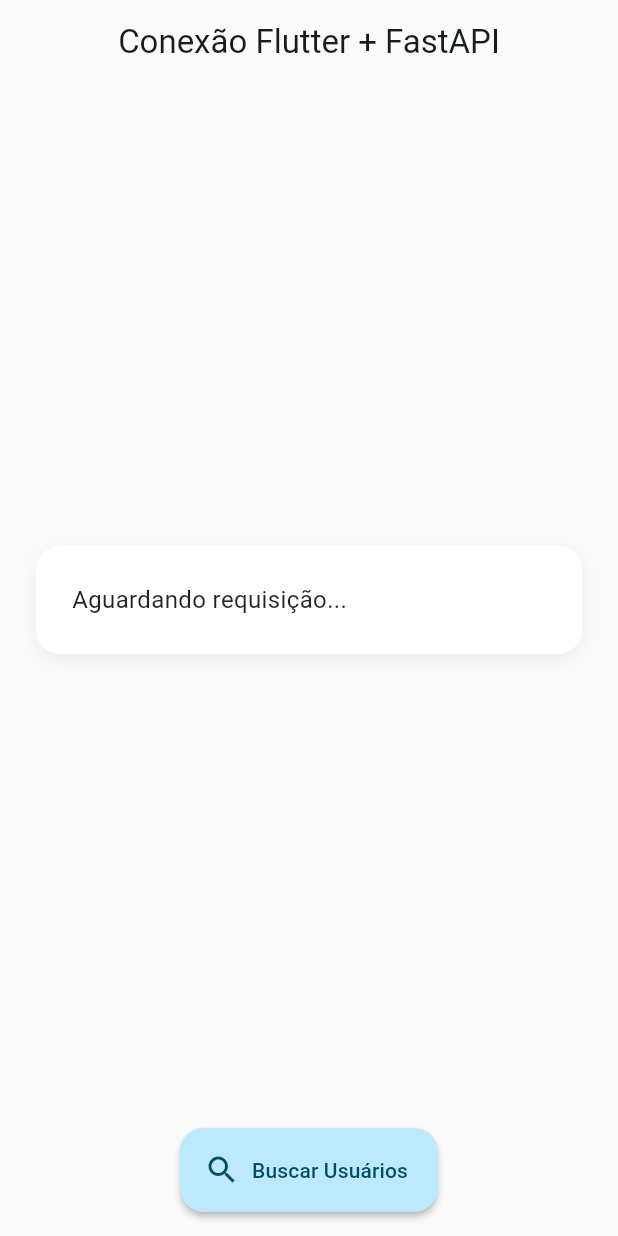
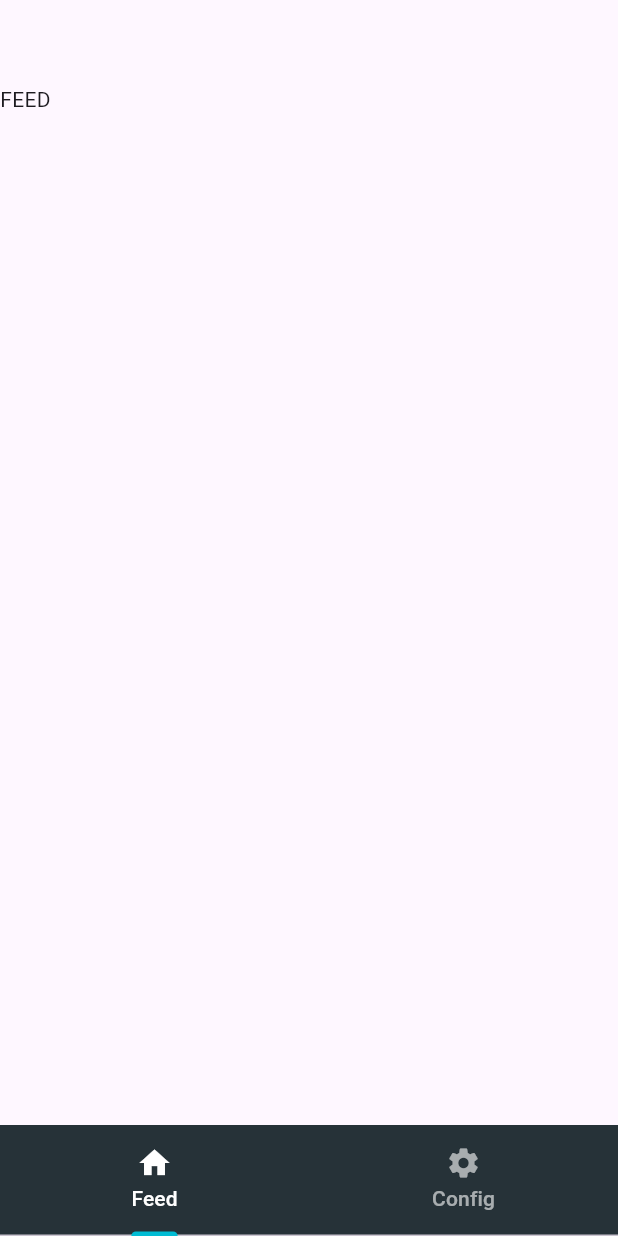
Before and after one commit to belcms/MC656-Troca-de-livros, a Flutter app: the screen it shows after launch, on a phone screen of 412 x 824 dp. Run offline on Flutter 3.47's test engine with Material 3 defaults, Android fonts, the phone set to English and light mode, and no system bars; missing offline and left inert: dart:ffi.

Commit message:
adiciona tabbar na main

```diff
--- a/frontend/lib/feed/announcement_card.dart
+++ b/frontend/lib/feed/announcement_card.dart
@@ -1,7 +1,6 @@
 import 'dart:ffi';
 import 'package:flutter/material.dart';
 
-//ver como receber as infos do post para exibir no card
 
 class AnnouncementCard extends StatelessWidget {
   final String title;
--- /dev/null
+++ b/frontend/lib/feed/feed_view.dart
@@ -0,0 +1,10 @@
+import 'package:flutter/material.dart';
+
+class FeedView extends StatelessWidget {
+  const FeedView({super.key});
+
+  @override
+  Widget build(BuildContext context) {
+    return Text("FEED");
+  }
+}
--- a/frontend/lib/main.dart
+++ b/frontend/lib/main.dart
@@ -1,7 +1,5 @@
 import 'package:flutter/material.dart';
-import 'package:http/http.dart' as http;
-import 'dart:convert';
-import 'services/user_service.dart';
+import 'feed/feed_view.dart';
 
 void main() {
   runApp(const MyApp());
@@ -12,118 +10,57 @@
 
   @override
   Widget build(BuildContext context) {
-    return MaterialApp(
-      title: 'Teste FastAPI',
-      theme: ThemeData(
-        colorScheme: ColorScheme.fromSeed(seedColor: Colors.blueGrey),
-        useMaterial3: true,
-      ),
-      home: const MyHomePage(title: 'Conexão Flutter + FastAPI'),
+    return const MaterialApp(
+      debugShowCheckedModeBanner: false,
+      home: TelaPrincipal(),
     );
   }
 }
 
-class MyHomePage extends StatefulWidget {
-  const MyHomePage({super.key, required this.title});
-  final String title;
-
-  @override
-  State<MyHomePage> createState() => _MyHomePageState();
-}
-
-class _MyHomePageState extends State<MyHomePage> {
-  String _mensagem = 'Aguardando requisição...';
-  bool _carregando = false;
-
-  Future<void> _buscarUsuarios() async {
-    setState(() {
-      _carregando = true;
-      _mensagem = 'Buscando usuários no banco...';
-    });
-
-    // A tela não sabe o que é HTTP ou IP, ela só pede os dados para o Service!
-    final users = await UserService.fetchUsers();
-
-    setState(() {
-      if (users == null) {
-        _mensagem = "Falha na conexão. O servidor está rodando?";
-      } else if (users.isEmpty) {
-        _mensagem = "Conexão de sucesso!\nMas a tabela de usuários está vazia.";
-      } else {
-        String resultado = "Usuários encontrados:\n\n";
-        for (var user in users) {
-          resultado +=
-              "👤 Nome: ${user['full_name']}\n📧 E-mail: ${user['email']}\n\n";
-        }
-        _mensagem = resultado;
-      }
-      _carregando = false;
-    });
-  }
+// 1. A ESTRUTURA PRINCIPAL
+class TelaPrincipal extends StatelessWidget {
+  const TelaPrincipal({super.key});
 
   @override
   Widget build(BuildContext context) {
-    return Scaffold(
-      backgroundColor: Colors.grey[50],
-      appBar: AppBar(
-        backgroundColor: Colors.transparent,
-        elevation: 0,
-        centerTitle: true,
-        title: Text(
-          widget.title,
-          style: const TextStyle(fontWeight: FontWeight.w400),
+    return DefaultTabController(
+      length: 2,
+      child: Scaffold(
+        appBar: AppBar(),
+
+        // AQUI ESTÁ A MÁGICA: O corpo da tela chama as classes
+        body: const TabBarView(
+          children: [
+            FeedView(), // <--- Chamando sua classe aqui!
+            SegundaTelaTestes(), // <--- Chamando outra classe de teste
+          ],
         ),
-      ),
-      // Adicionado SingleChildScrollView para permitir rolagem se a lista for grande
-      body: Center(
-        child: SingleChildScrollView(
-          padding: const EdgeInsets.symmetric(horizontal: 24.0, vertical: 24.0),
-          child: Column(
-            mainAxisAlignment: MainAxisAlignment.center,
-            children: [
-              Container(
-                width: double.infinity, // Ocupa toda a largura disponível
-                padding: const EdgeInsets.all(24),
-                decoration: BoxDecoration(
-                  color: Colors.white,
-                  borderRadius: BorderRadius.circular(16),
-                  boxShadow: [
-                    BoxShadow(
-                      color: Colors.black.withOpacity(0.05),
-                      blurRadius: 10,
-                      offset: const Offset(0, 4),
-                    ),
-                  ],
-                ),
-                child: _carregando
-                    ? const Center(
-                        child: CircularProgressIndicator(strokeWidth: 2),
-                      )
-                    : Text(
-                        _mensagem,
-                        // Alinhado à esquerda para a lista ficar mais fácil de ler
-                        textAlign: TextAlign.left,
-                        style: const TextStyle(
-                          fontSize: 16,
-                          height: 1.5,
-                          color: Colors.black87,
-                        ),
-                      ),
-              ),
-              const SizedBox(
-                height: 80,
-              ), // Espaço para não ficar embaixo do botão
+
+        // BARRA NO RODAPÉ
+        bottomNavigationBar: Container(
+          color: Colors.blueGrey[900],
+          child: const TabBar(
+            labelColor: Colors.white,
+            unselectedLabelColor: Colors.white60,
+            indicatorColor: Colors.cyan,
+            tabs: [
+              Tab(icon: Icon(Icons.home), text: 'Feed'),
+              Tab(icon: Icon(Icons.settings), text: 'Config'),
             ],
           ),
         ),
       ),
-      floatingActionButton: FloatingActionButton.extended(
-        onPressed: _carregando ? null : _buscarUsuarios,
-        elevation: 2,
-        icon: const Icon(Icons.search),
-        label: const Text('Buscar Usuários'),
-      ),
-      floatingActionButtonLocation: FloatingActionButtonLocation.centerFloat,
     );
   }
 }
+
+
+// 3. OUTRA CLASSE APENAS PARA TESTAR A TAB
+class SegundaTelaTestes extends StatelessWidget {
+  const SegundaTelaTestes({super.key});
+
+  @override
+  Widget build(BuildContext context) {
+    return const Center(child: Text("OUTRA TELA DE TESTE"));
+  }
+}
```
Also changed, not shown: frontend/lib/exemplo.dart (added, +129 -0 lines).
